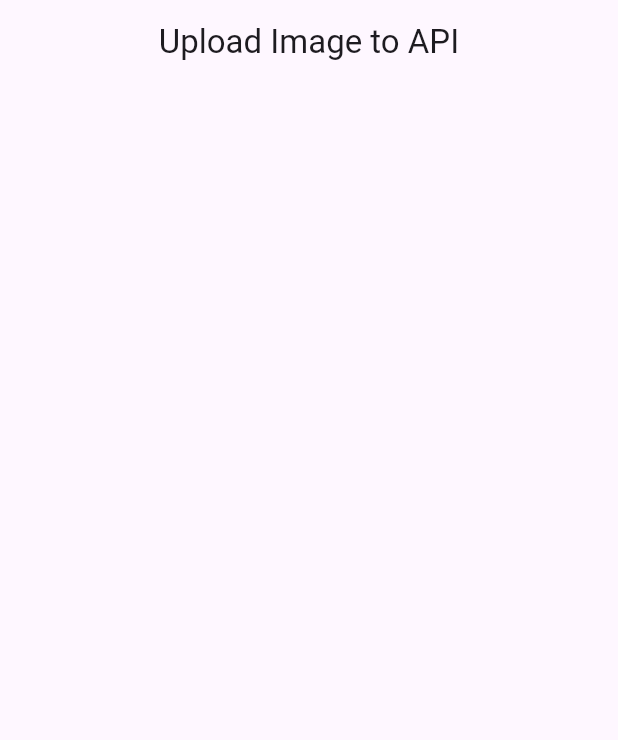
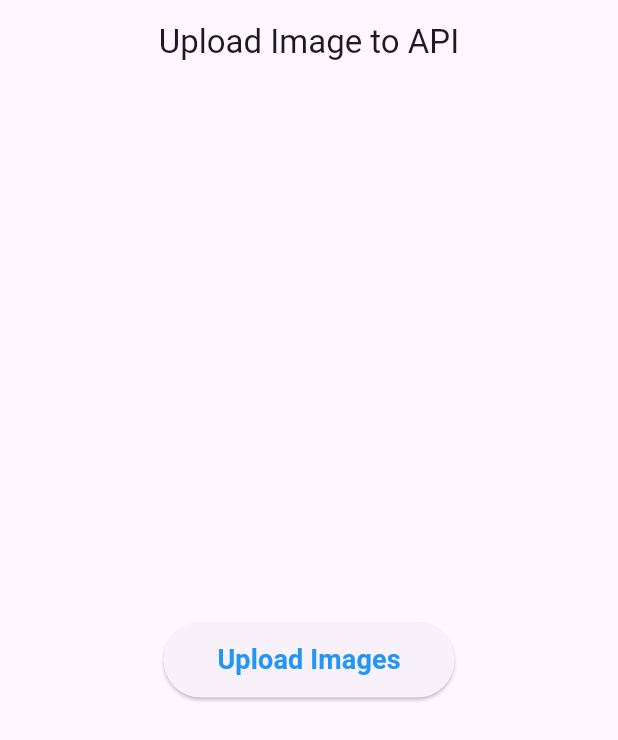
Before and after one commit to Shahin4292/-Upload-Image-to-API, a Flutter app: the screen it shows after launch, on a phone screen of 412 x 824 dp. Shown: the top 740 px of the screen. Run offline on Flutter 3.47's test engine with Material 3 defaults, Android fonts, the phone set to English and light mode, and no system bars; our stand-ins replace image_picker.

Commit message:
upload image button done

```diff
--- a/lib/screen/home_screen.dart
+++ b/lib/screen/home_screen.dart
@@ -1,4 +1,5 @@
 import 'package:flutter/material.dart';
+import 'package:image_picker/image_picker.dart';
 
 class HomeScreen extends StatefulWidget {
   const HomeScreen({super.key});
@@ -15,6 +16,27 @@ class _HomeScreenState extends State<HomeScreen> {
         centerTitle: true,
         title: const Text("Upload Image to API"),
       ),
+      body: Center(
+        child: Column(
+          mainAxisAlignment: MainAxisAlignment.center,
+          children: [
+            ElevatedButton(
+                onPressed: () {
+                  final ImagePicker picker = ImagePicker();
+                },
+                child: const Padding(
+                  padding: EdgeInsets.all(12.0),
+                  child: Text(
+                    "Upload Images",
+                    style: TextStyle(
+                        fontWeight: FontWeight.bold,
+                        fontSize: 18,
+                        color: Colors.blue),
+                  ),
+                ))
+          ],
+        ),
+      ),
     );
   }
 }
--- a/pubspec.yaml
+++ b/pubspec.yaml
@@ -35,6 +35,8 @@ dependencies:
   # The following adds the Cupertino Icons font to your application.
   # Use with the CupertinoIcons class for iOS style icons.
   cupertino_icons: ^1.0.6
+  image_picker: ^1.1.2
+  http: ^1.2.2
 
 dev_dependencies:
   flutter_test:
```
Also changed, not shown: pubspec.lock.
